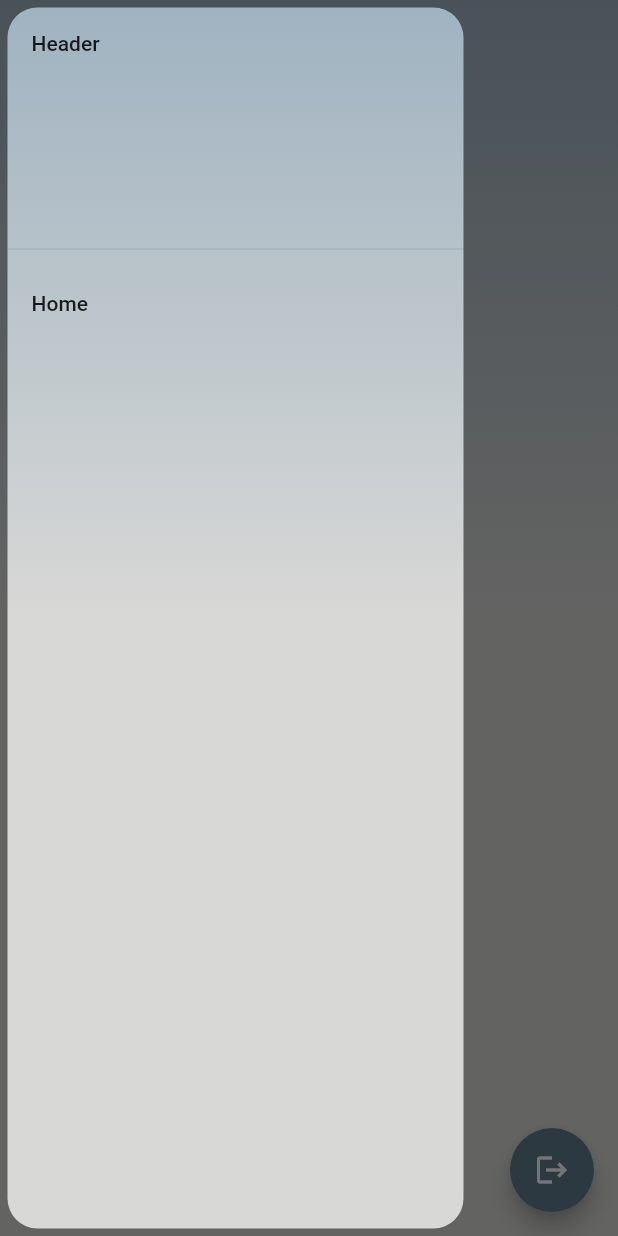
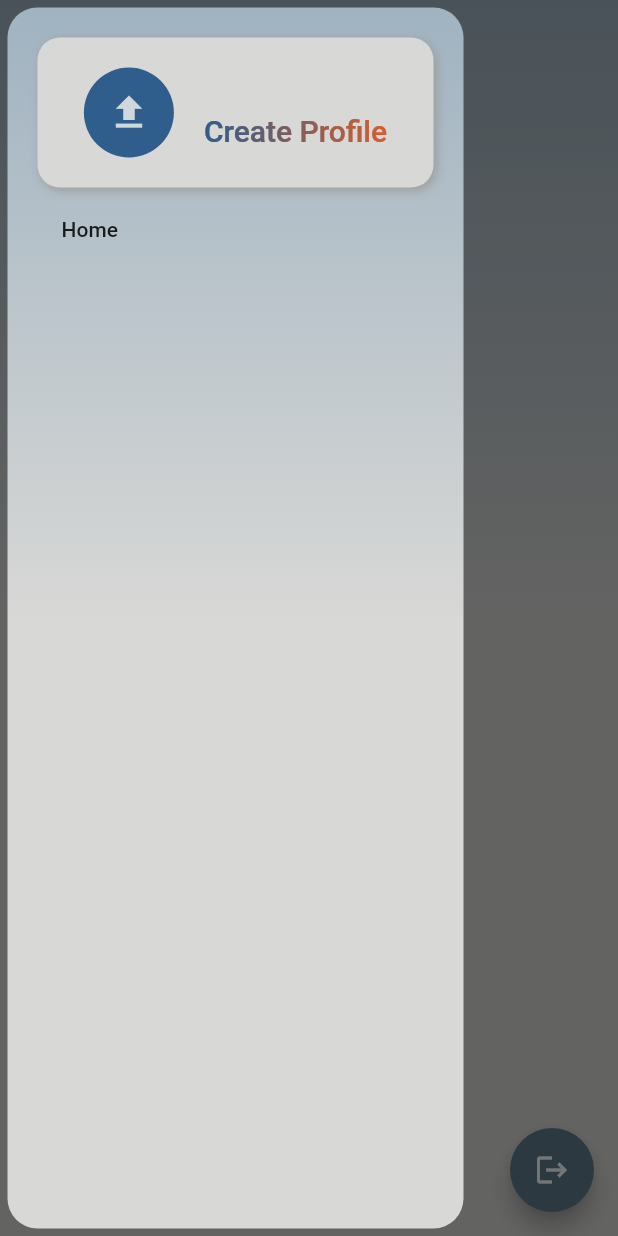
Before and after one commit to saffer4u/afeefa_handloom, a Flutter app: the screen it shows once a user with an empty profile is signed in, with the side drawer open, on a phone screen of 412 x 824 dp. Run offline on Flutter 3.47's test engine with Material 2 defaults, Android fonts, the light colour scheme and no system bars; drawn by our look-alikes of simple_gradient_text; our stand-ins replace animated_text_kit, cloud_firestore, firebase_auth, firebase_core, flutter_countdown_timer, get and 3 more; accounts and stored records are empty; Roboto replaces fonts that are missing (Baloo).

Commit message:
Side Drawer Implimented with UI

```diff
--- a/lib/app/controllers/auth_controller.dart
+++ b/lib/app/controllers/auth_controller.dart
@@ -3,8 +3,11 @@ import 'package:afeefa_handloom/app/modules/login/otp/controllers/otp_controller
 import 'package:afeefa_handloom/app/routes/app_pages.dart';
 import 'package:firebase_auth/firebase_auth.dart';
 import 'package:flutter/material.dart';
+import 'package:google_fonts/google_fonts.dart';
 import 'package:flutter_countdown_timer/countdown_timer_controller.dart';
 import 'package:get/get.dart';
+
+import 'db_controller.dart';
 
 class AuthController extends GetxController {
   final FirebaseAuth _authInstence = FirebaseAuth.instance;
@@ -16,6 +19,11 @@ class AuthController extends GetxController {
   String _verificationCode = '';
 
   @override
+  void onInit() {
+    super.onInit();
+  }
+
+  @override
   void onReady() {
     super.onReady();
     firebaseUser = Rx<User?>(_authInstence.currentUser);
@@ -25,7 +33,10 @@ class AuthController extends GetxController {
 
   void _setInitialScreen(User? user) {
     if (user != null) {
+      // Check whether user is admin.
+
       // User LoggedIn.
+
       Get.offAllNamed(Routes.HOME);
     } else {
       // User is not logged in.
--- a/lib/app/controllers/db_controller.dart
+++ b/lib/app/controllers/db_controller.dart
@@ -1,23 +1,31 @@
+import 'package:afeefa_handloom/app/controllers/auth_controller.dart';
 import 'package:get/get.dart';
 import 'package:cloud_firestore/cloud_firestore.dart';
 
 class DbController extends GetxController {
   FirebaseFirestore firestore = FirebaseFirestore.instance;
+  var isAdmin = false.obs;
+  var userData = Rx<Map<String, dynamic>?>({'':''});
 
+  // add user to db if not already added.
   void createNewUser(Map<String, String?> userInfo) async {
     // print('create new user called');
     // print(userInfo.toString());
     if (!await userExistCheck(userInfo['uid']!)) {
       // This function only called if user does not exist in Database.
-      await firestore
-          .collection('users')
-          .doc(userInfo['uid'])
-          .set({'phoneNumber': userInfo['phoneNumber'],'isProfileCreated':false});
+      await firestore.collection('users').doc(userInfo['uid']).set({
+        'phoneNumber': userInfo['phoneNumber'],
+        'isProfileCompleted': false,
+        'isAdmin': false,
+      });
     } else {
       print('User data already exists');
     }
+    getUserData(userInfo['uid']!);
+    isAdmin.value = userData.value!['isAdmin'];
   }
 
+  // Return true if user exist.
   Future<bool> userExistCheck(String uid) async {
     try {
       var collectionRef = firestore.collection('users');
@@ -27,4 +35,22 @@ class DbController extends GetxController {
       rethrow;
     }
   }
+
+  // Admin check and assgin in obx var.
+  // void checkIsAdmin(String uid) async {
+  //   if (await userExistCheck(uid)) {
+  //     var collectionRef = firestore.collection('users');
+  //     var doc = await collectionRef.doc(uid).get();
+  //     isAdmin.value = doc.data()!['isAdmin'];
+  //   }
+  // }
+
+  // Return user data from db.
+  // Future<Map<String, dynamic>?>
+  void getUserData(String uid) async {
+    var collectionRef = firestore.collection('users');
+    var doc = await collectionRef.doc(uid).get();
+    userData.value = doc.data();
+    print('Data reset');
+  }
 }
--- a/lib/app/modules/home/controllers/home_controller.dart
+++ b/lib/app/modules/home/controllers/home_controller.dart
@@ -6,9 +6,11 @@ class HomeController extends GetxController {
   late Map<String, String?> currentUser;
 
   @override
-  void onInit() {
+  void onInit(){
     currentUser = Get.find<AuthController>().getCurrentUserInfo();
     Get.find<DbController>().createNewUser(currentUser);
+    // Get.find<DbController>().checkIsAdmin(Get.find<AuthController>().getUid);
+    // Get.find<DbController>().getUserData(Get.find<AuthController>().getUid);
 
     super.onInit();
   }
--- a/lib/app/modules/home/views/home_view.dart
+++ b/lib/app/modules/home/views/home_view.dart
@@ -1,8 +1,11 @@
 import 'package:afeefa_handloom/app/constents/colors.dart';
 import 'package:afeefa_handloom/app/controllers/auth_controller.dart';
+import 'package:afeefa_handloom/app/controllers/db_controller.dart';
+import 'package:afeefa_handloom/app/widgets/create_profile_widget.dart';
 import 'package:flutter/material.dart';
 
 import 'package:get/get.dart';
+import 'package:simple_gradient_text/simple_gradient_text.dart';
 
 import '../controllers/home_controller.dart';
 
@@ -29,13 +32,12 @@ class HomeView extends GetView<HomeController> {
             ),
           ),
           child: Drawer(
-
             elevation: 0,
             backgroundColor: Colors.transparent,
             shape:
                 RoundedRectangleBorder(borderRadius: BorderRadius.circular(20)),
-            child: ListView(padding: EdgeInsets.zero, children: [
-              DrawerHeader(child: Text("Header")),
+            child: ListView(padding: EdgeInsets.all(20), children: [
+              CreateProfileWidget(),
               ListTile(title: Text("Home"))
             ]),
           ),
@@ -51,6 +53,15 @@ class HomeView extends GetView<HomeController> {
       appBar: AppBar(
         backgroundColor: Colors.transparent,
         elevation: 0,
+        leading: Builder(
+          builder: (context) => IconButton(
+            icon: Icon(
+              Icons.menu_rounded,
+              color: royal,
+            ),
+            onPressed: () => Scaffold.of(context).openDrawer(),
+          ),
+        ),
       ),
       body: Container(
         decoration: BoxDecoration(
@@ -62,10 +73,10 @@ class HomeView extends GetView<HomeController> {
         ),
         child: SafeArea(
           child: Center(
-            child: Text(
-              'HomeView is working',
-              style: TextStyle(fontSize: 20),
-            ),
+            child: Obx(() => Text(
+                  'Admin : ${Get.find<DbController>().userData.value}, : ${Get.find<DbController>().isAdmin.value}',
+                  style: TextStyle(fontSize: 20),
+                )),
           ),
         ),
       ),
--- /dev/null
+++ b/lib/app/widgets/create_profile_widget.dart
@@ -0,0 +1,80 @@
+import 'package:afeefa_handloom/app/constents/colors.dart';
+import 'package:afeefa_handloom/app/controllers/db_controller.dart';
+import 'package:flutter/material.dart';
+import 'package:get/get.dart';
+import 'package:simple_gradient_text/simple_gradient_text.dart';
+
+class CreateProfileWidget extends StatelessWidget {
+  const CreateProfileWidget({
+    Key? key,
+  }) : super(key: key);
+
+  @override
+  Widget build(BuildContext context) {
+    return Container(
+      // padding: EdgeInsets.all(20),
+      decoration: BoxDecoration(
+        boxShadow: [
+          BoxShadow(
+            offset: Offset(2, 2),
+            color: Colors.grey,
+            blurRadius: 5.0,
+          ),
+        ],
+        color: concrete,
+        borderRadius: BorderRadius.circular(15),
+      ),
+      child: Material(
+        borderRadius: BorderRadius.circular(15),
+        color: Colors.transparent,
+        child: InkWell(
+          splashColor: redOrenge,
+          borderRadius: BorderRadius.circular(15),
+          onTap: () {},
+          child: Padding(
+            padding: const EdgeInsets.all(20),
+            child: Row(
+              mainAxisAlignment: MainAxisAlignment.center,
+              children: [
+                CircleAvatar(
+                  radius: 30,
+                  backgroundColor: royal,
+                  child: Icon(
+                    Icons.upload,
+                    size: 30,
+                  ),
+                ),
+                SizedBox(
+                  width: 20,
+                ),
+                Column(
+                  mainAxisAlignment: MainAxisAlignment.center,
+                  children: [
+                    Obx(() => GradientText(
+                          Get.find<DbController>()
+                              .userData
+                              .value!['phoneNumber'],
+                          colors: [
+                            royal,
+                            royal.withOpacity(0.7),
+                          ],
+                          style: TextStyle(fontSize: 15),
+                        )),
+                    GradientText(
+                      'Create Profile',
+                      style: Theme.of(context)
+                          .textTheme
+                          .bodyText1!
+                          .copyWith(fontSize: 20),
+                      colors: [royal, redOrenge],
+                    ),
+                  ],
+                )
+              ],
+            ),
+          ),
+        ),
+      ),
+    );
+  }
+}
--- a/lib/main.dart
+++ b/lib/main.dart
@@ -5,6 +5,7 @@ import 'package:flutter/material.dart';
 import 'package:firebase_core/firebase_core.dart';
 
 import 'package:get/get.dart';
+import 'package:google_fonts/google_fonts.dart';
 
 import 'app/constents/colors.dart';
 import 'app/routes/app_pages.dart';
@@ -18,7 +19,14 @@ void main() async {
 
   runApp(
     GetMaterialApp(
-      theme: ThemeData(primarySwatch: Colors.blueGrey),
+      theme: ThemeData(
+        primarySwatch: Colors.blueGrey,
+        textTheme: TextTheme(
+          bodyText1: GoogleFonts.baloo(),
+          bodyText2: GoogleFonts.baloo2(),
+
+        ),
+      ),
       debugShowCheckedModeBanner: false,
       title: "Afeefa Handloom",
       // initialRoute: AppPages.INITIAL,
@@ -37,7 +45,8 @@ void main() async {
               child: CustomProgressIndicator(),
             ),
           ),
-      )),
+        ),
+      ),
     ),
   );
 }
```
Lines whose indentation alone changed are shown as unchanged.
